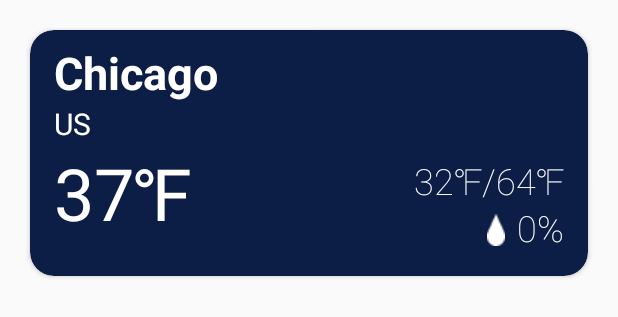
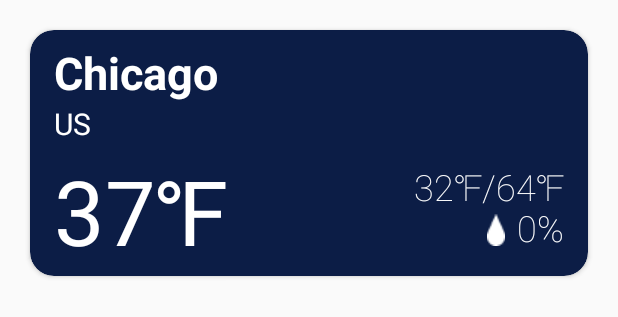
Before and after one commit to Silver2Engineered/weather, an Android app: the layout city_item.xml on its own in the app's theme, with its tools: preview values and no code run, on a phone screen of 412 x 824 dp. Shown: the top 317 px of the screen. Run offline under Robolectric (Android 15) with nearby library versions, the phone set to English and light mode, and no system bars.

Commit message:
moving temp down

```diff
--- a/app/src/main/res/layout/city_item.xml
+++ b/app/src/main/res/layout/city_item.xml
@@ -43,11 +43,12 @@
         android:layout_width="wrap_content"
         android:layout_height="wrap_content"
         android:paddingLeft="16dp"
-        android:paddingBottom="16dp"
+        android:paddingBottom="0dp"
         android:textColor="@color/white"
-        android:textSize="48sp"
+        android:textSize="60sp"
         app:layout_constraintStart_toStartOf="@id/Name"
         app:layout_constraintTop_toBottomOf="@id/Country"
+        app:layout_constraintBottom_toBottomOf="@id/Humidity"
         tools:text="37\u2109" />
 
     <TextView
```
Also changed, not shown: 1 other file.
